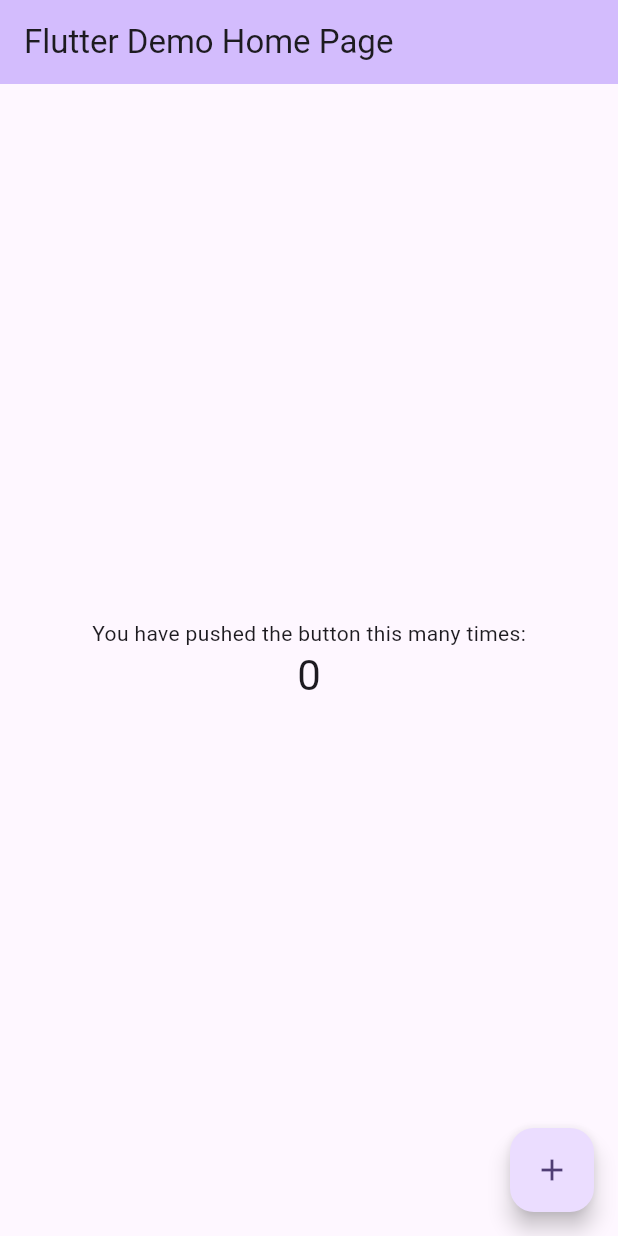
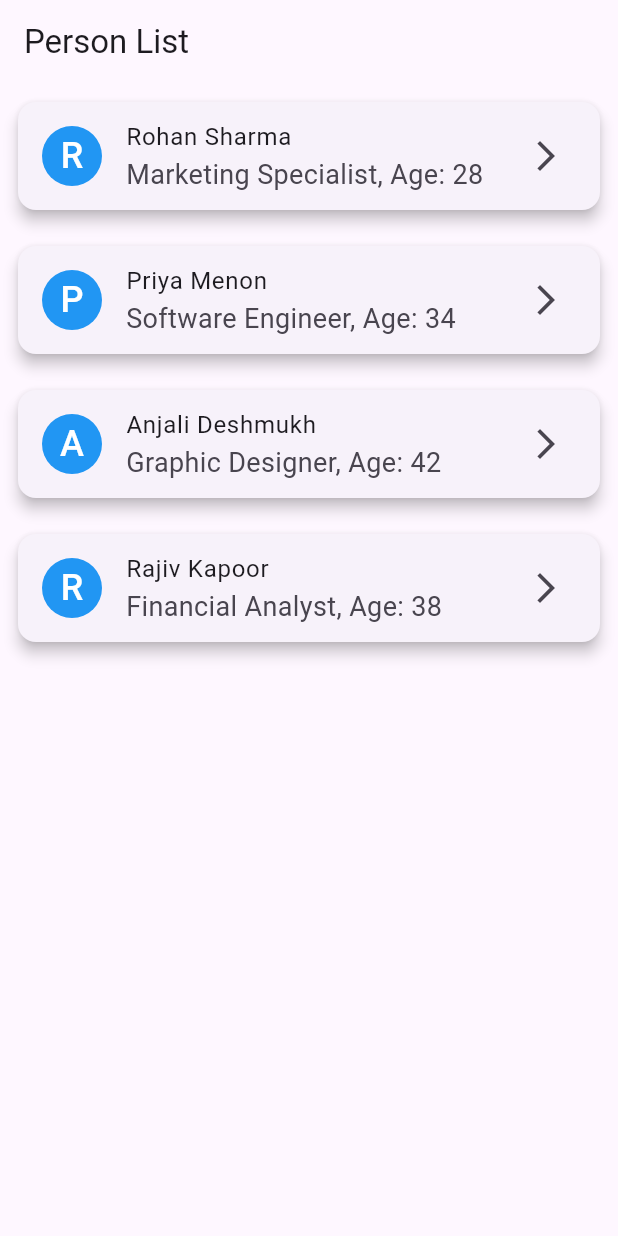
Before and after one commit to adsk2050/flutter-playground, a Flutter app: the screen it shows after launch, on a phone screen of 412 x 824 dp. Run offline on Flutter 3.47's test engine with Material 3 defaults, Android fonts, the phone set to English and light mode, and no system bars.

Commit message:
working app first draft

```diff
--- a/work_before/app1/lib/main.dart
+++ b/work_before/app1/lib/main.dart
@@ -1,125 +1,188 @@
 import 'package:flutter/material.dart';
 
 void main() {
-  runApp(const MyApp());
+  runApp(MyApp());
 }
 
 class MyApp extends StatelessWidget {
-  const MyApp({super.key});
-
-  // This widget is the root of your application.
   @override
   Widget build(BuildContext context) {
     return MaterialApp(
-      title: 'Flutter Demo',
       theme: ThemeData(
-        // This is the theme of your application.
-        //
-        // TRY THIS: Try running your application with "flutter run". You'll see
-        // the application has a purple toolbar. Then, without quitting the app,
-        // try changing the seedColor in the colorScheme below to Colors.green
-        // and then invoke "hot reload" (save your changes or press the "hot
-        // reload" button in a Flutter-supported IDE, or press "r" if you used
-        // the command line to start the app).
-        //
-        // Notice that the counter didn't reset back to zero; the application
-        // state is not lost during the reload. To reset the state, use hot
-        // restart instead.
-        //
-        // This works for code too, not just values: Most code changes can be
-        // tested with just a hot reload.
-        colorScheme: ColorScheme.fromSeed(seedColor: Colors.deepPurple),
-        useMaterial3: true,
+        primarySwatch: Colors.blue,
+        visualDensity: VisualDensity.adaptivePlatformDensity,
+        textTheme: TextTheme(
+          bodyMedium: TextStyle(fontSize: 18),
+        ),
       ),
-      home: const MyHomePage(title: 'Flutter Demo Home Page'),
+      home: HomeScreen(),
     );
   }
 }
 
-class MyHomePage extends StatefulWidget {
-  const MyHomePage({super.key, required this.title});
-
-  // This widget is the home page of your application. It is stateful, meaning
-  // that it has a State object (defined below) that contains fields that affect
-  // how it looks.
-
-  // This class is the configuration for the state. It holds the values (in this
-  // case the title) provided by the parent (in this case the App widget) and
-  // used by the build method of the State. Fields in a Widget subclass are
-  // always marked "final".
-
-  final String title;
-
-  @override
-  State<MyHomePage> createState() => _MyHomePageState();
-}
-
-class _MyHomePageState extends State<MyHomePage> {
-  int _counter = 0;
-
-  void _incrementCounter() {
-    setState(() {
-      // This call to setState tells the Flutter framework that something has
-      // changed in this State, which causes it to rerun the build method below
-      // so that the display can reflect the updated values. If we changed
-      // _counter without calling setState(), then the build method would not be
-      // called again, and so nothing would appear to happen.
-      _counter++;
-    });
-  }
+// Home screen displaying people list
+class HomeScreen extends StatelessWidget {
+  final List<Map<String, dynamic>> people = [
+    {
+      'name': 'Rohan Sharma',
+      'age': 28,
+      'occupation': 'Marketing Specialist',
+    },
+    {
+      'name': 'Priya Menon',
+      'age': 34,
+      'occupation': 'Software Engineer',
+    },
+    {
+      'name': 'Anjali Deshmukh',
+      'age': 42,
+      'occupation': 'Graphic Designer',
+    },
+    {
+      'name': 'Rajiv Kapoor',
+      'age': 38,
+      'occupation': 'Financial Analyst',
+    },
+  ];
 
   @override
   Widget build(BuildContext context) {
-    // This method is rerun every time setState is called, for instance as done
-    // by the _incrementCounter method above.
-    //
-    // The Flutter framework has been optimized to make rerunning build methods
-    // fast, so that you can just rebuild anything that needs updating rather
-    // than having to individually change instances of widgets.
     return Scaffold(
       appBar: AppBar(
-        // TRY THIS: Try changing the color here to a specific color (to
-        // Colors.amber, perhaps?) and trigger a hot reload to see the AppBar
-        // change color while the other colors stay the same.
-        backgroundColor: Theme.of(context).colorScheme.inversePrimary,
-        // Here we take the value from the MyHomePage object that was created by
-        // the App.build method, and use it to set our appbar title.
-        title: Text(widget.title),
+        title: Text('Person List'),
       ),
-      body: Center(
-        // Center is a layout widget. It takes a single child and positions it
-        // in the middle of the parent.
-        child: Column(
-          // Column is also a layout widget. It takes a list of children and
-          // arranges them vertically. By default, it sizes itself to fit its
-          // children horizontally, and tries to be as tall as its parent.
-          //
-          // Column has various properties to control how it sizes itself and
-          // how it positions its children. Here we use mainAxisAlignment to
-          // center the children vertically; the main axis here is the vertical
-          // axis because Columns are vertical (the cross axis would be
-          // horizontal).
-          //
-          // TRY THIS: Invoke "debug painting" (choose the "Toggle Debug Paint"
-          // action in the IDE, or press "p" in the console), to see the
-          // wireframe for each widget.
-          mainAxisAlignment: MainAxisAlignment.center,
-          children: <Widget>[
-            const Text(
-              'You have pushed the button this many times:',
+      body: ListView.builder(
+        itemCount: people.length,
+        itemBuilder: (context, index) {
+          return Card(
+            margin: const EdgeInsets.all(12.0),
+            elevation: 4.0,
+            child: ListTile(
+              leading: CircleAvatar(
+                backgroundColor: Colors.blue,
+                child: Text(
+                  people[index]['name'][0],
+                  style: TextStyle(fontSize: 24, color: Colors.white),
+                ),
+              ),
+              title: Text(people[index]['name']),
+              subtitle: Text(
+                  '${people[index]['occupation']}, Age: ${people[index]['age']}'),
+              trailing: Icon(Icons.arrow_forward_ios),
+              onTap: () {
+                Navigator.push(
+                  context,
+                  MaterialPageRoute(
+                    builder: (context) => AddressForm(person: people[index]),
+                  ),
+                );
+              },
             ),
+          );
+        },
+      ),
+    );
+  }
+}
+
+// Address Form Screen (After Selecting a Person)
+class AddressForm extends StatefulWidget {
+  final Map<String, dynamic> person;
+
+  AddressForm({required this.person});
+
+  @override
+  _AddressFormState createState() => _AddressFormState();
+}
+
+class _AddressFormState extends State<AddressForm> {
+  String? selectedState;
+  String? selectedDistrict;
+  String? selectedConstituency;
+  String? selectedLanguage;
+
+  @override
+  Widget build(BuildContext context) {
+    return Scaffold(
+      appBar: AppBar(
+        title: Text('Address of ${widget.person['name']}'),
+      ),
+      body: Padding(
+        padding: const EdgeInsets.all(16.0),
+        child: ListView(
+          children: [
             Text(
-              '$_counter',
-              style: Theme.of(context).textTheme.headlineMedium,
+              'Address of ${widget.person['name']}',
+              style: TextStyle(fontSize: 24, fontWeight: FontWeight.bold),
+            ),
+            SizedBox(height: 20),
+            Text(
+              'Occupation: ${widget.person['occupation']}, Age: ${widget.person['age']}',
+              style: TextStyle(fontSize: 18),
+            ),
+            SizedBox(height: 20),
+            DropdownButtonFormField<String>(
+              decoration: InputDecoration(labelText: 'State'),
+              items: ['Bihar', 'Delhi', 'Maharashtra', 'Karnataka']
+                  .map((state) => DropdownMenuItem(
+                        value: state,
+                        child: Text(state),
+                      ))
+                  .toList(),
+              onChanged: (value) {
+                setState(() {
+                  selectedState = value;
+                });
+              },
+            ),
+            SizedBox(height: 20),
+            DropdownButtonFormField<String>(
+              decoration: InputDecoration(labelText: 'District'),
+              items: ['District 1', 'District 2', 'District 3']
+                  .map((district) => DropdownMenuItem(
+                        value: district,
+                        child: Text(district),
+                      ))
+                  .toList(),
+              onChanged: (value) {
+                setState(() {
+                  selectedDistrict = value;
+                });
+              },
+            ),
+            SizedBox(height: 20),
+            DropdownButtonFormField<String>(
+              decoration: InputDecoration(labelText: 'Assembly Constituency'),
+              items: ['Constituency 1', 'Constituency 2']
+                  .map((constituency) => DropdownMenuItem(
+                        value: constituency,
+                        child: Text(constituency),
+                      ))
+                  .toList(),
+              onChanged: (value) {
+                setState(() {
+                  selectedConstituency = value;
+                });
+              },
+            ),
+            SizedBox(height: 20),
+            DropdownButtonFormField<String>(
+              decoration: InputDecoration(labelText: 'Language'),
+              items: ['English', 'Hindi']
+                  .map((language) => DropdownMenuItem(
+                        value: language,
+                        child: Text(language),
+                      ))
+                  .toList(),
+              onChanged: (value) {
+                setState(() {
+                  selectedLanguage = value;
+                });
+              },
             ),
           ],
         ),
       ),
-      floatingActionButton: FloatingActionButton(
-        onPressed: _incrementCounter,
-        tooltip: 'Increment',
-        child: const Icon(Icons.add),
-      ), // This trailing comma makes auto-formatting nicer for build methods.
     );
   }
 }
```
Also changed, not shown: 1 other file.
